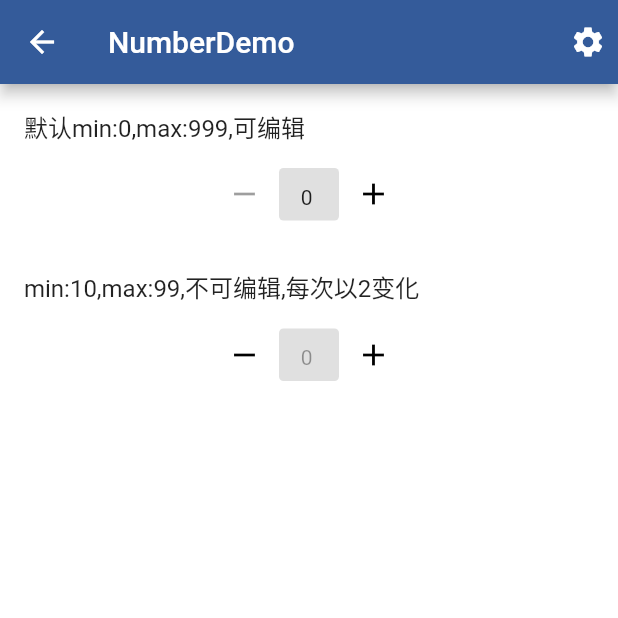
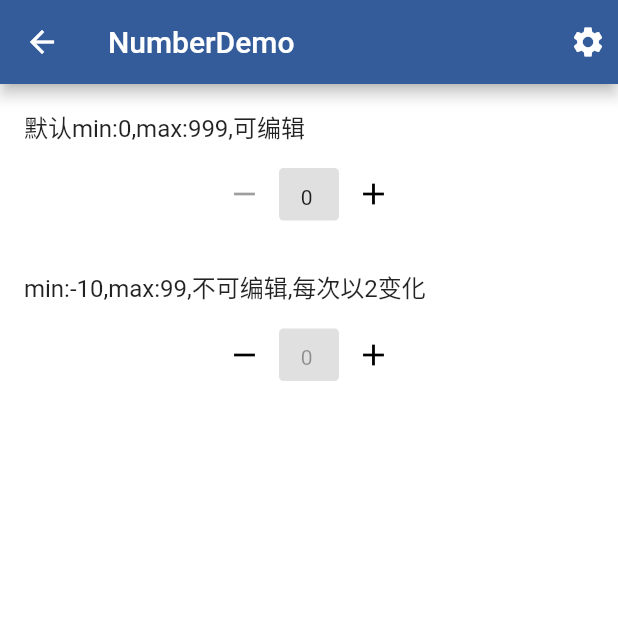
Before and after one commit to hello-coder-xu/dant, a Flutter app: the NumberDemo screen opened directly, on a phone screen of 412 x 824 dp, the top half of it. Run offline on Flutter 3.47's test engine with Material 2 defaults, Android fonts, the phone set to English and light mode, and no system bars; our stand-ins replace flutter_screenutil, shared_preferences, synchronized; accounts and stored records are empty.

Commit message:
屏幕尺寸

```diff
--- a/fant_example/lib/view/number.dart
+++ b/fant_example/lib/view/number.dart
@@ -23,11 +23,11 @@ class NumberDemoState extends State<NumberDemo> {
               },
             ),
             SizedBox(height: 16),
-            ListTile(title: Text('min:10,max:99,不可编辑,每次以2变化')),
+            ListTile(title: Text('min:-10,max:99,不可编辑,每次以2变化')),
             FNumber(
               disableInput: true,
               min: -10,
-              max: 999,
+              max: 99,
               step: 2,
               onChange: (num) {
                 print('test num=$num');
--- a/pubspec.yaml
+++ b/pubspec.yaml
@@ -1,8 +1,8 @@
 name: fant
 description: A new Flutter package.
 version: 0.0.1
-author:
-homepage:
+author: yin_8023@addcn.com
+homepage: https://github.com/yx544806988/fant.git
 
 environment:
   sdk: ">=2.7.0 <3.0.0"
@@ -10,8 +10,6 @@ environment:
 dependencies:
   flutter:
     sdk: flutter
-
-#  flutter_screenutil: ^1.1.0
 
 dev_dependencies:
   flutter_test:
```
Also changed, not shown: 2 other files.
